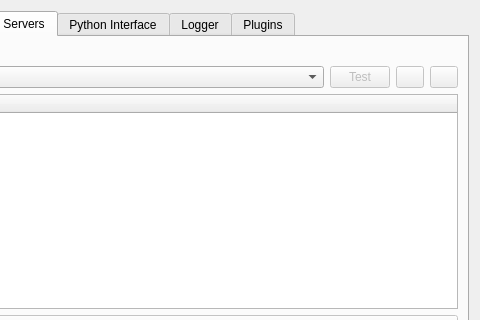
Qt form phoebe/frontend/gui/popPrefs.ui (phoebe-project/phoebe2) before a commit; both pictures show x 159 to 639 and y 0 to 320 of the 639 by 608 pixel window.
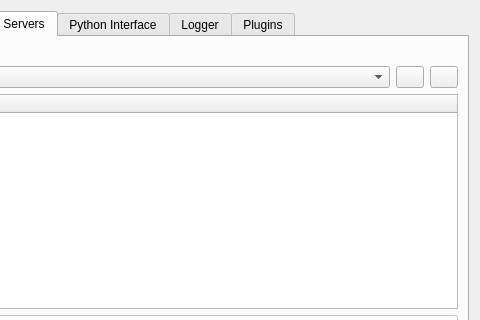
The same form after that commit. The open tabs and pages were chosen to show the change. Icons and pictures are not drawn. Custom widgets are drawn as their Qt base class.

Patch:
```diff
--- a/phoebe/frontend/gui/popPrefs.ui
+++ b/phoebe/frontend/gui/popPrefs.ui
@@ -402,29 +402,10 @@
                </item>
               </widget>
              </item>
-             <item>
-              <widget class="QPushButton" name="sx_serveredit_test">
-               <property name="enabled">
-                <bool>false</bool>
-               </property>
-               <property name="maximumSize">
-                <size>
-                 <width>60</width>
-                 <height>16777215</height>
-                </size>
-               </property>
-               <property name="toolTip">
-                <string>test server configuration</string>
-               </property>
-               <property name="text">
-                <string>Test</string>
-               </property>
-              </widget>
-             </item>
              <item>
               <widget class="QPushButton" name="sx_serveredit_delete">
                <property name="enabled">
-                <bool>false</bool>
+                <bool>true</bool>
                </property>
                <property name="maximumSize">
                 <size>
@@ -447,7 +428,7 @@
              <item>
               <widget class="QPushButton" name="sx_serveredit_add">
                <property name="enabled">
-                <bool>false</bool>
+                <bool>true</bool>
                </property>
                <property name="maximumSize">
                 <size>
```
Left out of the diff: 14 changed lines with no effect on the pictures.
